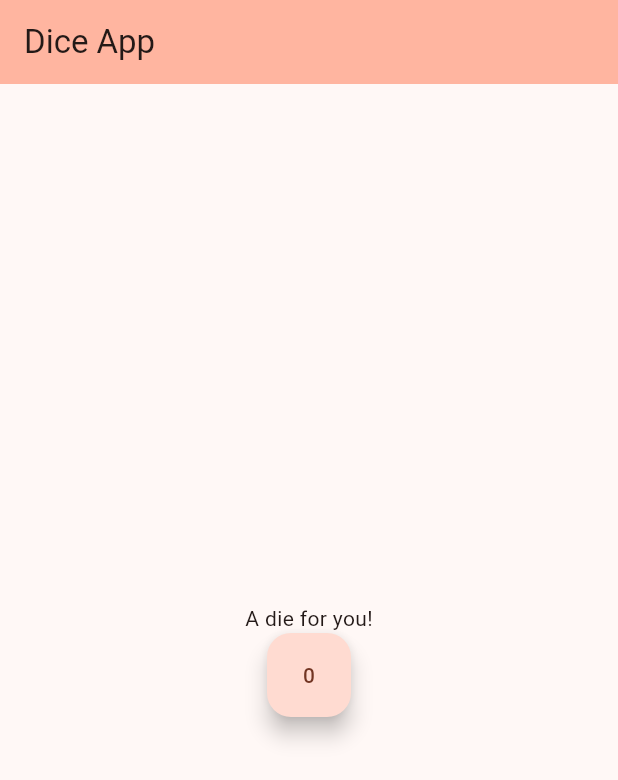
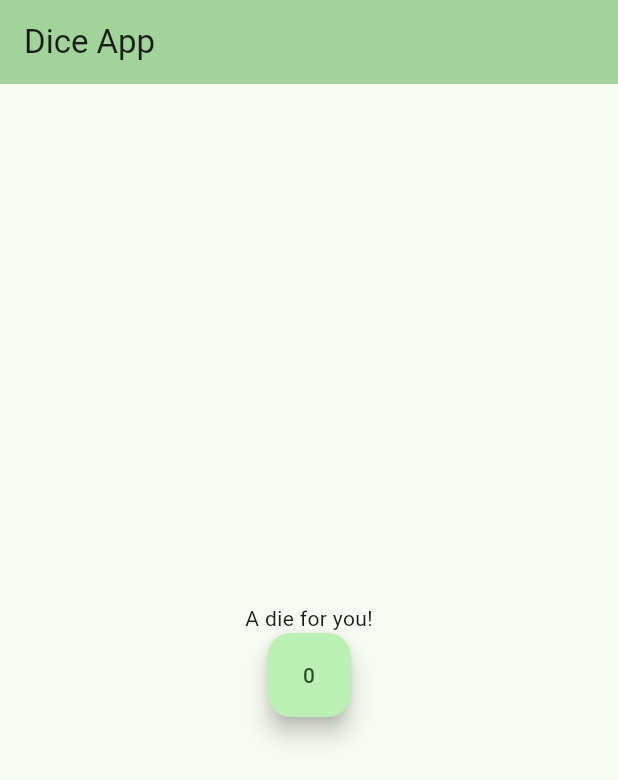
Before and after one commit to potentiallylucas/lucas_flutter, a Flutter app: the screen it shows after launch, on a phone screen of 412 x 824 dp. Shown: the top 780 px of the screen. Run offline on Flutter 3.47's test engine with Material 3 defaults, Android fonts, the light colour scheme and no system bars.

Commit message:
made it green

```diff
--- a/lib/main.dart
+++ b/lib/main.dart
@@ -1,6 +1,7 @@
 import 'package:flutter/material.dart';
 import 'dart:math';
-
+// Lucas Nguyen
+// Dice App
 void main() {
   runApp(const MyApp());
 }
@@ -13,7 +14,7 @@
     return MaterialApp(
       title: 'Flutter Demo',
       theme: ThemeData(
-        colorScheme: ColorScheme.fromSeed(seedColor: Colors.deepOrange),
+        colorScheme: ColorScheme.fromSeed(seedColor: Colors.green),
         useMaterial3: true,
       ),
       home: const MyHomePage(title: 'Dice App'),
```
